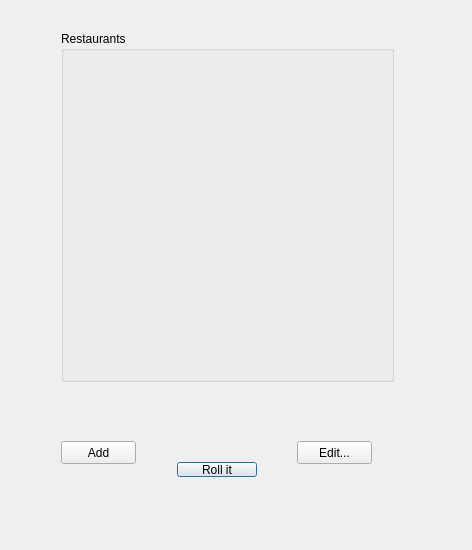
www10177/Restaurant-Randomer, file mainwindow.ui: the form before one commit.
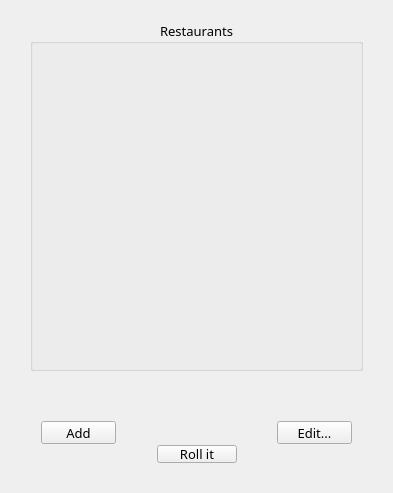
The form after the commit.

```diff
--- a/mainwindow.ui
+++ b/mainwindow.ui
@@ -6,10 +6,24 @@
    <rect>
     <x>0</x>
     <y>0</y>
-    <width>472</width>
-    <height>550</height>
+    <width>393</width>
+    <height>493</height>
    </rect>
   </property>
+  <property name="sizePolicy">
+   <sizepolicy hsizetype="Fixed" vsizetype="Fixed">
+    <horstretch>0</horstretch>
+    <verstretch>0</verstretch>
+   </sizepolicy>
+  </property>
+  <property name="font">
+   <font>
+    <family>微軟正黑體</family>
+    <pointsize>10</pointsize>
+    <weight>50</weight>
+    <bold>false</bold>
+   </font>
+  </property>
   <property name="windowTitle">
    <string>Restaurant Randomer</string>
   </property>
@@ -17,8 +31,8 @@
    <widget class="QGroupBox" name="restGroup">
     <property name="geometry">
      <rect>
-      <x>61</x>
-      <y>31</y>
+      <x>30</x>
+      <y>20</y>
       <width>333</width>
       <height>351</height>
      </rect>
@@ -26,14 +40,17 @@
     <property name="title">
      <string>Restaurants</string>
     </property>
+    <property name="alignment">
+     <set>Qt::AlignCenter</set>
+    </property>
    </widget>
    <widget class="QWidget" name="layoutWidget">
     <property name="geometry">
      <rect>
-      <x>50</x>
-      <y>430</y>
+      <x>30</x>
+      <y>410</y>
       <width>333</width>
-      <height>58</height>
+      <height>64</height>
      </rect>
     </property>
     <layout class="QVBoxLayout" name="verticalLayout">
@@ -134,7 +151,7 @@
           <bool>true</bool>
          </property>
          <property name="default">
-          <bool>true</bool>
+          <bool>false</bool>
          </property>
         </widget>
        </item>
```
